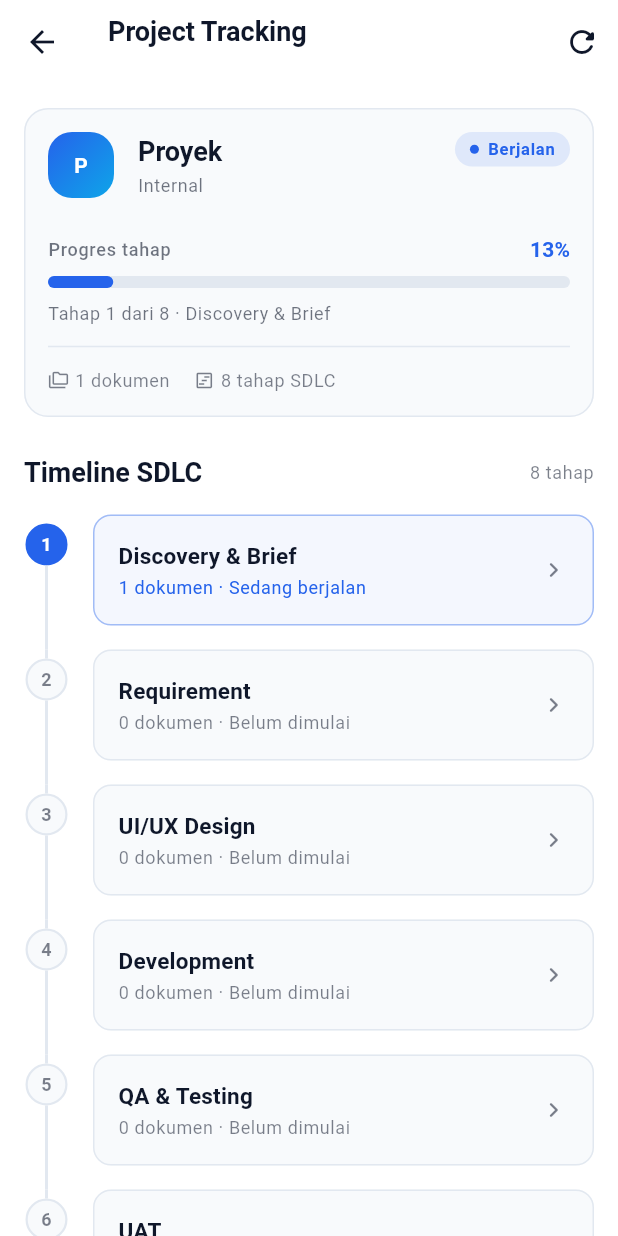
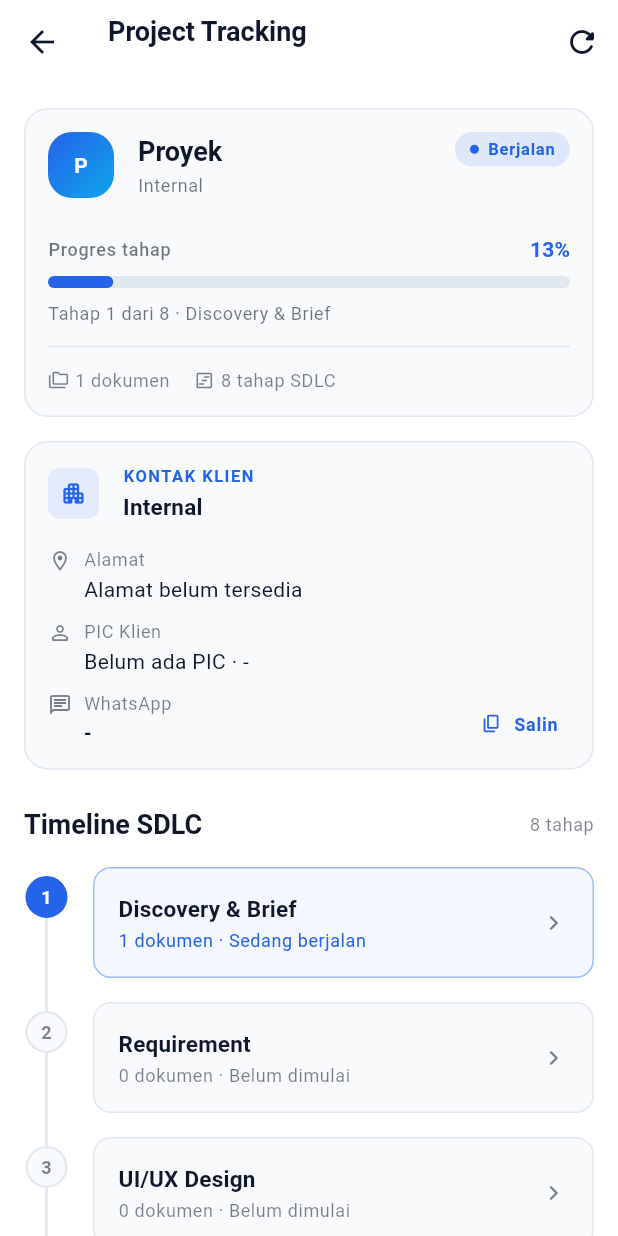
Before and after one commit to briczz555/privis_track, a Flutter app: the ProjectTrackingScreen screen opened directly with empty values, on a phone screen of 412 x 824 dp. Run offline on Flutter 3.47's test engine with Material 3 defaults, Android fonts, the phone set to English and light mode, and no system bars; our stand-ins replace dio, drift, flutter_riverpod, freezed_annotation, go_router, riverpod_annotation; accounts and stored records are empty; generated files the repository leaves out were written again.

Commit message:
feat: add client company contact info to project tracking
Tambah ClientInfoEntity + DTO/Model berisi nama perusahaan, alamat, PIC, jabatan, dan nomor WhatsApp klien. Payload dummy 8 proyek kini memakai objek client.

UI: kartu Kontak Klien di halaman Project Tracking dengan aksi salin nomor WhatsApp ke clipboard (plus snackbar konfirmasi).

Test: mapping data klien, render alamat/PIC/WA, dan aksi salin nomor. flutter analyze bersih, 17 test lulus, build apk debug sukses.

```diff
--- a/lib/features/project_tracking/data/dto/project_tracking_dto.dart
+++ b/lib/features/project_tracking/data/dto/project_tracking_dto.dart
@@ -1,5 +1,6 @@
 import 'package:freezed_annotation/freezed_annotation.dart';
 
+import 'client_info_dto.dart';
 import 'project_stage_dto.dart';
 
 part 'project_tracking_dto.freezed.dart';
@@ -10,7 +11,7 @@ sealed class ProjectTrackingDto with _$ProjectTrackingDto {
   const factory ProjectTrackingDto({
     required String id,
     required String name,
-    required String client,
+    required ClientInfoDto client,
     required String status,
     @JsonKey(name: 'current_stage') required int currentStage,
     required List<ProjectStageDto> stages,
--- /dev/null
+++ b/lib/features/project_tracking/domain/entities/client_info_entity.dart
@@ -0,0 +1,15 @@
+import 'package:freezed_annotation/freezed_annotation.dart';
+
+part 'client_info_entity.freezed.dart';
+
+/// Informasi perusahaan klien beserta PIC yang bisa dihubungi.
+@freezed
+sealed class ClientInfoEntity with _$ClientInfoEntity {
+  const factory ClientInfoEntity({
+    required String name,
+    required String address,
+    required String contactName,
+    required String contactRole,
+    required String phone,
+  }) = _ClientInfoEntity;
+}
--- a/lib/features/project_tracking/domain/entities/project_tracking_entity.dart
+++ b/lib/features/project_tracking/domain/entities/project_tracking_entity.dart
@@ -1,7 +1,8 @@
 import 'package:freezed_annotation/freezed_annotation.dart';
 
+import '../../../../core/constants/project_status.dart';
 import '../../../../core/constants/sdlc_stages.dart';
-import '../../../../core/constants/project_status.dart';
+import 'client_info_entity.dart';
 import 'project_stage_entity.dart';
 import 'stage_document_entity.dart';
 
@@ -15,7 +16,7 @@ sealed class ProjectTrackingEntity with _$ProjectTrackingEntity {
   const factory ProjectTrackingEntity({
     required String id,
     required String name,
-    required String client,
+    required ClientInfoEntity client,
     required ProjectStatus status,
     required int currentStage,
     required List<ProjectStageEntity> stages,
--- a/lib/features/project_tracking/presentation/screens/project_tracking_screen.dart
+++ b/lib/features/project_tracking/presentation/screens/project_tracking_screen.dart
@@ -10,6 +10,7 @@ import '../../../../core/widgets/section_header.dart';
 import '../../domain/entities/project_stage_entity.dart';
 import '../../domain/entities/project_tracking_entity.dart';
 import '../providers/project_tracking_provider.dart';
+import '../widgets/client_contact_card.dart';
 import '../widgets/document_vault_sheet.dart';
 import '../widgets/project_summary_card.dart';
 import '../widgets/stage_timeline_tile.dart';
@@ -113,6 +114,17 @@ class _ProjectTrackingContent extends StatelessWidget {
           child: Padding(
             padding: const EdgeInsets.fromLTRB(
               AppSpacing.md,
+              AppSpacing.md,
+              AppSpacing.md,
+              0,
+            ),
+            child: ClientContactCard(client: project.client),
+          ),
+        ),
+        SliverToBoxAdapter(
+          child: Padding(
+            padding: const EdgeInsets.fromLTRB(
+              AppSpacing.md,
               AppSpacing.lg,
               AppSpacing.md,
               AppSpacing.md,
--- /dev/null
+++ b/lib/features/project_tracking/presentation/widgets/client_contact_card.dart
@@ -0,0 +1,170 @@
+import 'package:flutter/material.dart';
+import 'package:flutter/services.dart';
+
+import '../../../../core/theme/app_colors.dart';
+import '../../../../core/theme/app_shapes.dart';
+import '../../../../core/theme/app_spacing.dart';
+import '../../domain/entities/client_info_entity.dart';
+
+/// Kartu kontak perusahaan klien: alamat, PIC, dan nomor WhatsApp.
+class ClientContactCard extends StatelessWidget {
+  const ClientContactCard({super.key, required this.client});
+
+  final ClientInfoEntity client;
+
+  Future<void> _copyPhone(BuildContext context) async {
+    await Clipboard.setData(ClipboardData(text: client.phone));
+    if (!context.mounted) return;
+
+    ScaffoldMessenger.of(context).showSnackBar(
+      SnackBar(content: Text('Nomor WhatsApp ${client.contactName} disalin')),
+    );
+  }
+
+  @override
+  Widget build(BuildContext context) {
+    final theme = Theme.of(context);
+
+    return Card(
+      child: Padding(
+        padding: const EdgeInsets.all(AppSpacing.md),
+        child: Column(
+          crossAxisAlignment: CrossAxisAlignment.start,
+          children: [
+            Row(
+              children: [
+                Container(
+                  padding: const EdgeInsets.all(AppSpacing.sm),
+                  decoration: BoxDecoration(
+                    color: AppColors.primary.withValues(alpha: 0.1),
+                    borderRadius: BorderRadius.circular(AppRadius.md),
+                  ),
+                  child: const Icon(
+                    Icons.apartment_rounded,
+                    size: 18,
+                    color: AppColors.primary,
+                  ),
+                ),
+                const SizedBox(width: AppSpacing.md),
+                Expanded(
+                  child: Column(
+                    crossAxisAlignment: CrossAxisAlignment.start,
+                    children: [
+                      Text(
+                        'KONTAK KLIEN',
+                        style: theme.textTheme.labelSmall?.copyWith(
+                          color: AppColors.primary,
+                          fontWeight: FontWeight.w700,
+                          letterSpacing: 1,
+                        ),
+                      ),
+                      const SizedBox(height: 2),
+                      Text(
+                        client.name,
+                        maxLines: 1,
+                        overflow: TextOverflow.ellipsis,
+                        style: theme.textTheme.titleMedium,
+                      ),
+                    ],
+                  ),
+                ),
+              ],
+            ),
+            const SizedBox(height: AppSpacing.md),
+            _ContactRow(
+              icon: Icons.location_on_outlined,
+              label: 'Alamat',
+              value: client.address,
+            ),
+            const SizedBox(height: AppSpacing.sm),
+            _ContactRow(
+              icon: Icons.person_outline_rounded,
+              label: 'PIC Klien',
+              value: '${client.contactName} · ${client.contactRole}',
+            ),
+            const SizedBox(height: AppSpacing.sm),
+            _ContactRow(
+              icon: Icons.chat_outlined,
+              label: 'WhatsApp',
+              value: client.phone,
+              valueStyle: theme.textTheme.titleSmall?.copyWith(
+                fontWeight: FontWeight.w600,
+              ),
+              trailing: Tooltip(
+                message: 'Salin nomor WhatsApp',
+                child: TextButton.icon(
+                  onPressed: () => _copyPhone(context),
+                  icon: const Icon(Icons.copy_rounded, size: 14),
+                  label: const Text('Salin'),
+                  style: TextButton.styleFrom(
+                    foregroundColor: AppColors.primary,
+                    minimumSize: Size.zero,
+                    padding: const EdgeInsets.symmetric(
+                      horizontal: AppSpacing.sm,
+                      vertical: AppSpacing.xs,
+                    ),
+                    tapTargetSize: MaterialTapTargetSize.shrinkWrap,
+                    visualDensity: VisualDensity.compact,
+                    textStyle: theme.textTheme.labelMedium?.copyWith(
+                      fontWeight: FontWeight.w600,
+                    ),
+                  ),
+                ),
+              ),
+            ),
+          ],
+        ),
+      ),
+    );
+  }
+}
+
+class _ContactRow extends StatelessWidget {
+  const _ContactRow({
+    required this.icon,
+    required this.label,
+    required this.value,
+    this.valueStyle,
+    this.trailing,
+  });
+
+  final IconData icon;
+  final String label;
+  final String value;
+  final TextStyle? valueStyle;
+  final Widget? trailing;
+
+  @override
+  Widget build(BuildContext context) {
+    final theme = Theme.of(context);
+    final secondaryText = theme.colorScheme.onSurface.withValues(alpha: 0.55);
+
+    return Row(
+      crossAxisAlignment: CrossAxisAlignment.start,
+      children: [
+        Padding(
+          padding: const EdgeInsets.only(top: 2),
+          child: Icon(icon, size: 16, color: secondaryText),
+        ),
+        const SizedBox(width: AppSpacing.sm),
+        Expanded(
+          child: Column(
+            crossAxisAlignment: CrossAxisAlignment.start,
+            children: [
+              Text(
+                label,
+                style: theme.textTheme.bodySmall?.copyWith(
+                  color: secondaryText,
+                ),
+              ),
+              const SizedBox(height: 2),
+              Text(value, style: valueStyle ?? theme.textTheme.bodyMedium),
+            ],
+          ),
+        ),
+        if (trailing case final trailing?)
+          Padding(padding: const EdgeInsets.only(top: 14), child: trailing),
+      ],
+    );
+  }
+}
--- a/lib/features/project_tracking/presentation/widgets/project_summary_card.dart
+++ b/lib/features/project_tracking/presentation/widgets/project_summary_card.dart
@@ -48,7 +48,7 @@ class ProjectSummaryCard extends StatelessWidget {
                       ),
                       const SizedBox(height: 2),
                       Text(
-                        project.client,
+                        project.client.name,
                         maxLines: 1,
                         overflow: TextOverflow.ellipsis,
                         style: theme.textTheme.bodySmall?.copyWith(
```
Also changed, not shown: lib/features/project_tracking/data/datasources/project_tracking_remote_data_source.dart (+53 -1 lines), lib/features/project_tracking/data/dto/client_info_dto.dart (added, +19 -0 lines), lib/features/project_tracking/data/models/client_info_model.dart (added, +35 -0 lines), lib/features/project_tracking/data/models/project_tracking_model.dart (+4 -3 lines), docs/preview/tracking-dark.png, docs/preview/tracking-light.png, lib/features/project_tracking/data/dto/client_info_dto.freezed.dart (added), lib/features/project_tracking/data/dto/client_info_dto.g.dart (added), lib/features/project_tracking/data/dto/project_tracking_dto.freezed.dart, lib/features/project_tracking/data/dto/project_tracking_dto.g.dart, lib/features/project_tracking/data/models/client_info_model.freezed.dart (added), lib/features/project_tracking/data/models/project_tracking_model.freezed.dart, lib/features/project_tracking/domain/entities/client_info_entity.freezed.dart (added), lib/features/project_tracking/domain/entities/project_tracking_entity.freezed.dart, 3 other files.
